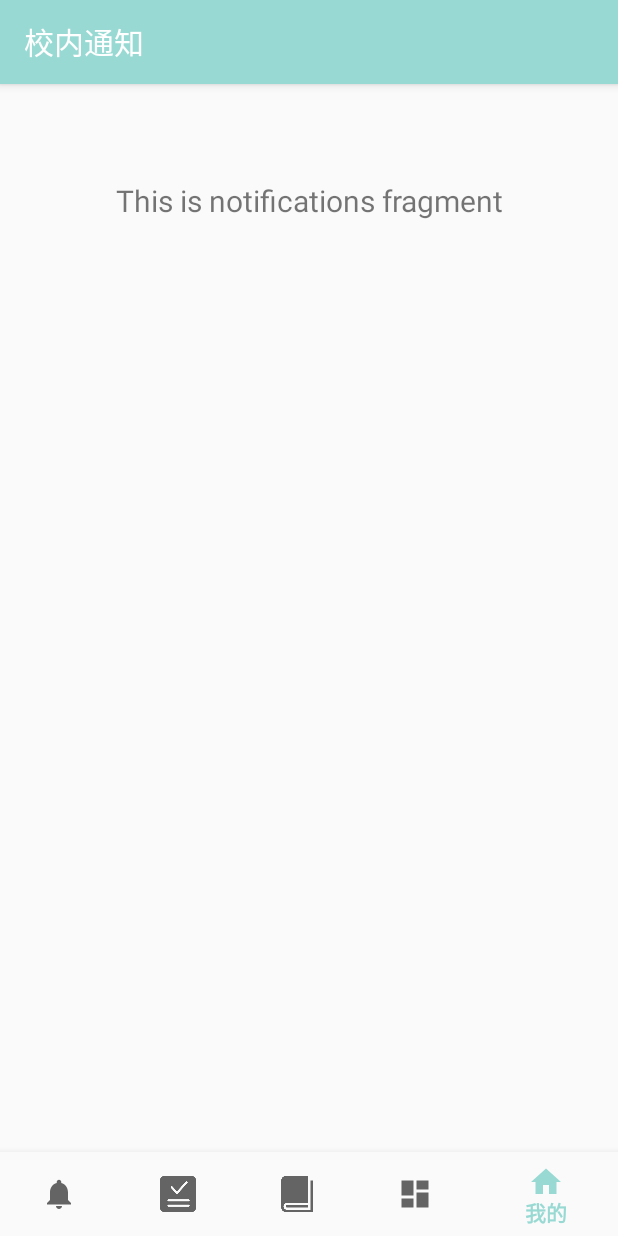
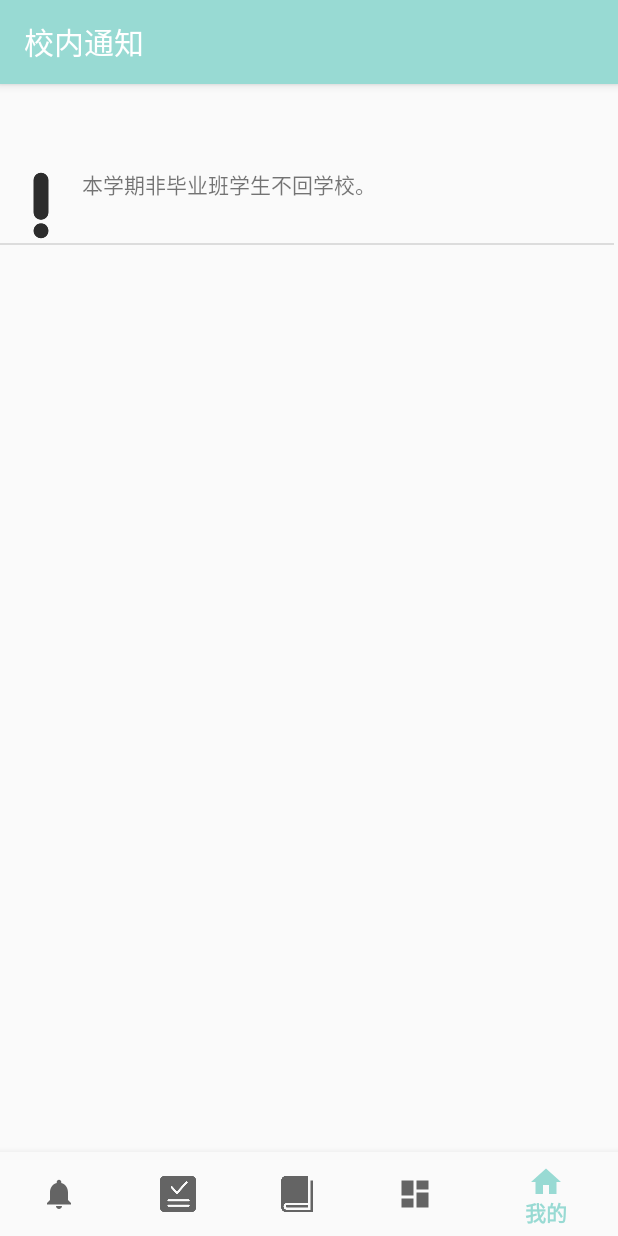
Before and after one commit to Uzumaki1010/InformationExchangeServicePlatform, an Android app: the NotificationsFragment screen opened through its navigation route, item 5 of the bottom bar chosen, on a phone screen of 412 x 824 dp. Run offline under Robolectric (Android 15) with nearby library versions, the phone set to English and light mode, and no system bars; our stand-ins replace navigation-ui.

Commit message:
完善了校内通知页面的一部分内容

```diff
--- /dev/null
+++ b/app/src/main/java/com/example/informationexchangeserviceplatform/data/Notification.java
@@ -0,0 +1,17 @@
+package com.example.informationexchangeserviceplatform.data;
+
+public class Notification {
+    private String notification;
+
+    public Notification(String notification) {
+        this.notification = notification;
+    }
+
+    public String getNotification() {
+        return notification;
+    }
+
+    public void setNotification(String notification) {
+        this.notification = notification;
+    }
+}
--- a/app/src/main/java/com/example/informationexchangeserviceplatform/ui/notifications/NotificationsFragment.java
+++ b/app/src/main/java/com/example/informationexchangeserviceplatform/ui/notifications/NotificationsFragment.java
@@ -1,9 +1,13 @@
 package com.example.informationexchangeserviceplatform.ui.notifications;
 
+import android.content.Context;
 import android.os.Bundle;
 import android.view.LayoutInflater;
 import android.view.View;
 import android.view.ViewGroup;
+import android.widget.ArrayAdapter;
+import android.widget.ImageView;
+import android.widget.ListView;
 import android.widget.TextView;
 
 import androidx.annotation.Nullable;
@@ -13,16 +17,30 @@ import androidx.lifecycle.Observer;
 import androidx.lifecycle.ViewModelProviders;
 
 import com.example.informationexchangeserviceplatform.R;
+import com.example.informationexchangeserviceplatform.data.Notification;
+
+import java.util.ArrayList;
+import java.util.List;
 
 public class NotificationsFragment extends Fragment {
 
     private NotificationsViewModel notificationsViewModel;
+    private ListView listViewNotifications;
+    private NotificationAdapter notificationAdapter;
+    private ArrayList<Notification> notifications=new ArrayList<>();
 
     public View onCreateView(@NonNull LayoutInflater inflater,
                              ViewGroup container, Bundle savedInstanceState) {
         notificationsViewModel =
                 ViewModelProviders.of(this).get(NotificationsViewModel.class);
         View root = inflater.inflate(R.layout.fragment_notifications, container, false);
+
+
+        notifications.add(new Notification("本学期非毕业班学生不回学校。"));
+        listViewNotifications=root.findViewById(R.id.list_view_notifications);
+        notificationAdapter=new NotificationAdapter(getContext(),R.layout.list_notifications,notifications);
+        listViewNotifications.setAdapter(notificationAdapter);
+        /*
         final TextView textView = root.findViewById(R.id.text_notifications);
         notificationsViewModel.getText().observe(this, new Observer<String>() {
             @Override
@@ -30,6 +48,27 @@ public class NotificationsFragment extends Fragment {
                 textView.setText(s);
             }
         });
+
+         */
         return root;
     }
 }
+
+class NotificationAdapter extends ArrayAdapter<Notification>{
+
+    private int resourceId;
+
+    public NotificationAdapter(@NonNull Context context, int resource, @NonNull List<Notification> objects) {
+        super(context, resource, objects);
+        resourceId=resource;
+    }
+
+    public View getView(int position, View convertView, ViewGroup parent) {
+        Notification notification = getItem(position);//获取当前项的实例
+        View view = LayoutInflater.from(getContext()).inflate(resourceId, parent, false);
+
+        ((TextView) view.findViewById(R.id.text_view_notification)).setText(notification.getNotification());
+
+        return view;
+    }
+}
--- a/app/src/main/java/com/example/informationexchangeserviceplatform/ui/tasks/TasksFragment.java
+++ b/app/src/main/java/com/example/informationexchangeserviceplatform/ui/tasks/TasksFragment.java
@@ -25,6 +25,7 @@ public class TasksFragment extends Fragment {
         tasksViewModel=
                 ViewModelProviders.of(this).get(TasksViewModel.class);
         View root = inflater.inflate(R.layout.fragment_tasks, container, false);
+        /*
         final TextView textView = root.findViewById(R.id.text_tasks);
         tasksViewModel.getText().observe(this, new Observer<String>() {
             @Override
@@ -32,6 +33,8 @@ public class TasksFragment extends Fragment {
                 textView.setText(s);
             }
         });
+
+         */
         return root;
     }
 
--- a/app/src/main/res/layout/fragment_notifications.xml
+++ b/app/src/main/res/layout/fragment_notifications.xml
@@ -1,19 +1,14 @@
 <?xml version="1.0" encoding="utf-8"?>
 <androidx.constraintlayout.widget.ConstraintLayout xmlns:android="http://schemas.android.com/apk/res/android"
     xmlns:app="http://schemas.android.com/apk/res-auto"
+    xmlns:tools="http://schemas.android.com/tools"
     android:layout_width="match_parent"
     android:layout_height="match_parent">
 
-    <TextView
-        android:id="@+id/text_notifications"
-        android:layout_width="match_parent"
-        android:layout_height="wrap_content"
-        android:layout_marginStart="8dp"
-        android:layout_marginTop="8dp"
-        android:layout_marginEnd="8dp"
-        android:textAlignment="center"
-        android:textSize="20sp"
-        app:layout_constraintEnd_toEndOf="parent"
+    <ListView
+        android:id="@+id/list_view_notifications"
+        android:layout_width="409dp"
+        android:layout_height="729dp"
         app:layout_constraintStart_toStartOf="parent"
         app:layout_constraintTop_toTopOf="parent" />
 </androidx.constraintlayout.widget.ConstraintLayout>
--- /dev/null
+++ b/app/src/main/res/layout/list_notifications.xml
@@ -0,0 +1,20 @@
+<?xml version="1.0" encoding="utf-8"?>
+<LinearLayout xmlns:android="http://schemas.android.com/apk/res/android"
+    xmlns:app="http://schemas.android.com/apk/res-auto"
+    android:layout_width="match_parent"
+    android:layout_height="match_parent">
+
+    <ImageView
+        android:id="@+id/imageView"
+        android:layout_width="50dp"
+        android:layout_height="50dp"
+        android:layout_weight="1"
+        app:srcCompat="@drawable/gantan" />
+
+    <TextView
+        android:id="@+id/text_view_notification"
+        android:layout_width="350dp"
+        android:layout_height="50dp"
+        android:layout_weight="1"
+        android:text="TextView" />
+</LinearLayout>
```
Also changed, not shown: app/src/main/res/layout/fragment_tasks.xml (+28 -11 lines), app/src/main/res/drawable/gantan.png (added).
